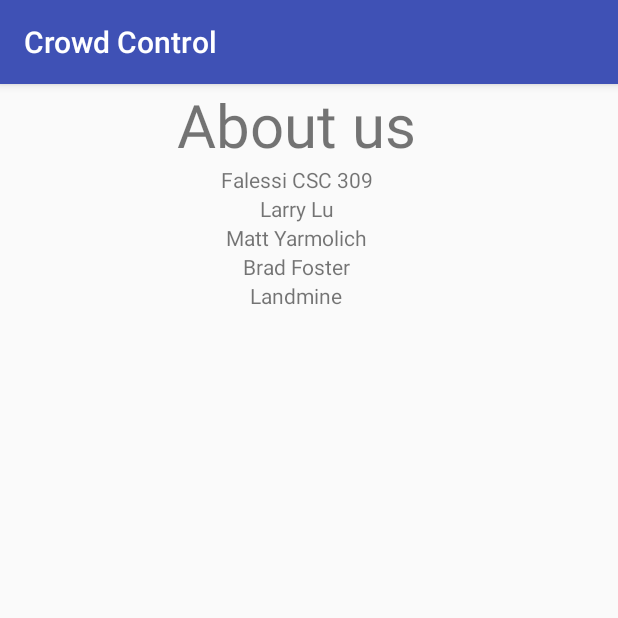
After one commit to rocketeer55/Crowd-Control, an Android app: the AboutActivity screen opened directly, with no data from a screen before it, on a phone screen of 412 x 824 dp, the top half of it. The commit adds this screen. Run offline under Robolectric (Android 15) with nearby library versions, the phone set to English and light mode, and no system bars.

```diff
--- /dev/null
+++ b/app/src/main/java/com/csc309/crowdcontrol/AboutActivity.java
@@ -0,0 +1,13 @@
+package com.csc309.crowdcontrol;
+
+import android.os.Bundle;
+import android.support.v7.app.AppCompatActivity;
+
+public class AboutActivity extends AppCompatActivity {
+
+    @Override
+    protected void onCreate(Bundle savedInstanceState) {
+        super.onCreate(savedInstanceState);
+        setContentView(R.layout.activity_about);
+    }
+}
--- /dev/null
+++ b/app/src/main/res/layout/activity_about.xml
@@ -0,0 +1,63 @@
+<?xml version="1.0" encoding="utf-8"?>
+<android.support.constraint.ConstraintLayout xmlns:android="http://schemas.android.com/apk/res/android"
+    xmlns:app="http://schemas.android.com/apk/res-auto"
+    xmlns:tools="http://schemas.android.com/tools"
+    android:layout_width="match_parent"
+    android:layout_height="match_parent"
+    tools:context=".AboutActivity">
+
+    <LinearLayout
+        android:layout_width="395dp"
+        android:layout_height="643dp"
+        android:orientation="vertical"
+        tools:layout_editor_absoluteX="8dp"
+        tools:layout_editor_absoluteY="8dp">
+
+        <TextView
+            android:id="@+id/editText2"
+            android:layout_width="match_parent"
+            android:layout_height="wrap_content"
+            android:text="About us"
+            android:textAlignment="center"
+            android:textSize="40sp" />
+
+        <TextView
+            android:id="@+id/textView"
+            android:layout_width="match_parent"
+            android:layout_height="wrap_content"
+            android:text="Falessi CSC 309"
+            android:textAlignment="center" />
+
+        <TextView
+            android:id="@+id/textView2"
+            android:layout_width="match_parent"
+            android:layout_height="wrap_content"
+            android:text="Larry Lu"
+            android:textAlignment="center" />
+
+        <TextView
+            android:id="@+id/textView3"
+            android:layout_width="match_parent"
+            android:layout_height="wrap_content"
+            android:text="Matt Yarmolich"
+            android:textAlignment="center" />
+
+        <TextView
+            android:id="@+id/textView4"
+            android:layout_width="match_parent"
+            android:layout_height="wrap_content"
+            android:text="Brad Foster"
+            android:textAlignment="center" />
+
+        <TextView
+            android:id="@+id/textView5"
+            android:layout_width="match_parent"
+            android:layout_height="wrap_content"
+            android:text="Landmine"
+            android:textAlignment="center" />
+    </LinearLayout>
+
+
+
+
+</android.support.constraint.ConstraintLayout>
--- a/app/src/main/res/values/colors.xml
+++ b/app/src/main/res/values/colors.xml
@@ -3,4 +3,5 @@
     <color name="colorPrimary">#3F51B5</color>
     <color name="colorPrimaryDark">#303F9F</color>
     <color name="colorAccent">#FF4081</color>
+    <color name="grey">#696969</color>
 </resources>
```
Also changed, not shown: app/src/main/AndroidManifest.xml (+18 -0 lines), app/src/main/java/com/csc309/crowdcontrol/Arrow.java (added, +72 -0 lines), app/src/main/java/com/csc309/crowdcontrol/ArrowColliderBar.java (added, +59 -0 lines), app/src/main/java/com/csc309/crowdcontrol/GameObject.java (added, +12 -0 lines), app/src/main/java/com/csc309/crowdcontrol/MainActivity.java (+16 -9 lines), app/src/main/java/com/csc309/crowdcontrol/MainMenu.java (deleted, +0 -82 lines), app/src/main/java/com/csc309/crowdcontrol/PlayGame.java (added, +104 -0 lines), app/src/main/java/com/csc309/crowdcontrol/PlayGameActivity.java (added, +26 -0 lines), app/src/main/java/com/csc309/crowdcontrol/PlayGameThread.java (renamed from app/src/main/java/com/csc309/crowdcontrol/MainThread.java, +6 -7 lines), app/src/main/java/com/csc309/crowdcontrol/SettingsActivity.java (added, +13 -0 lines), app/src/main/res/layout/activity_main.xml (added, +46 -0 lines), app/src/main/res/layout/activity_main_menu.xml (deleted, +0 -18 lines), app/src/main/res/layout/activity_settings.xml (added, +61 -0 lines), app/src/main/res/drawable/title.png (added), 2 more files.
